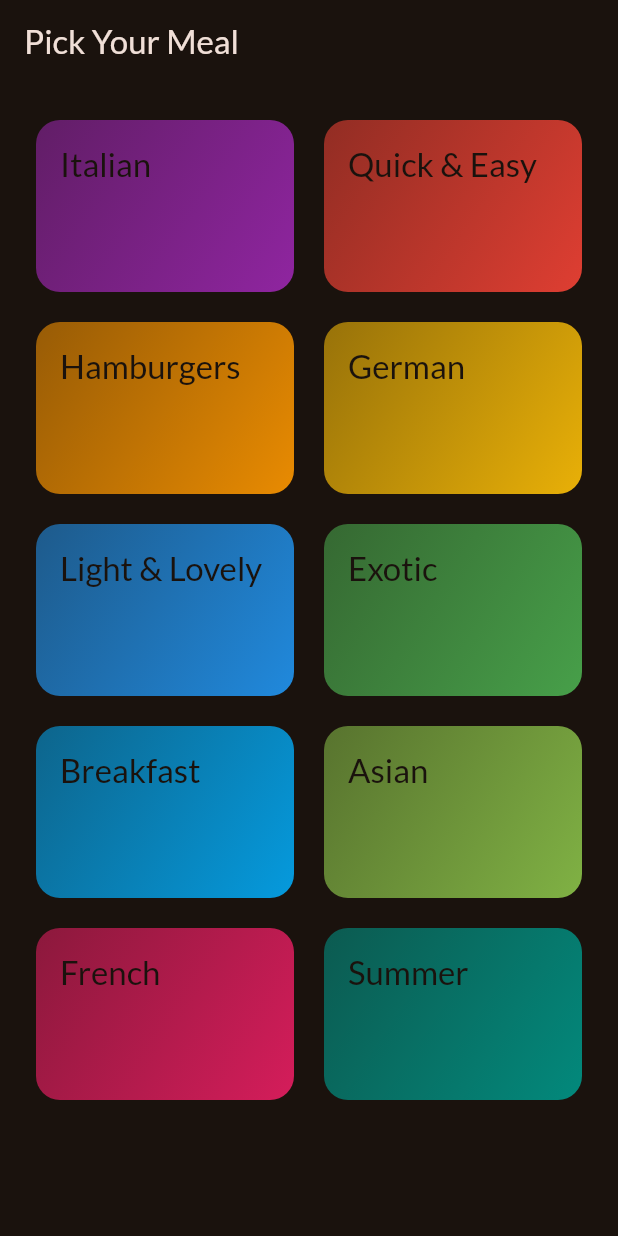
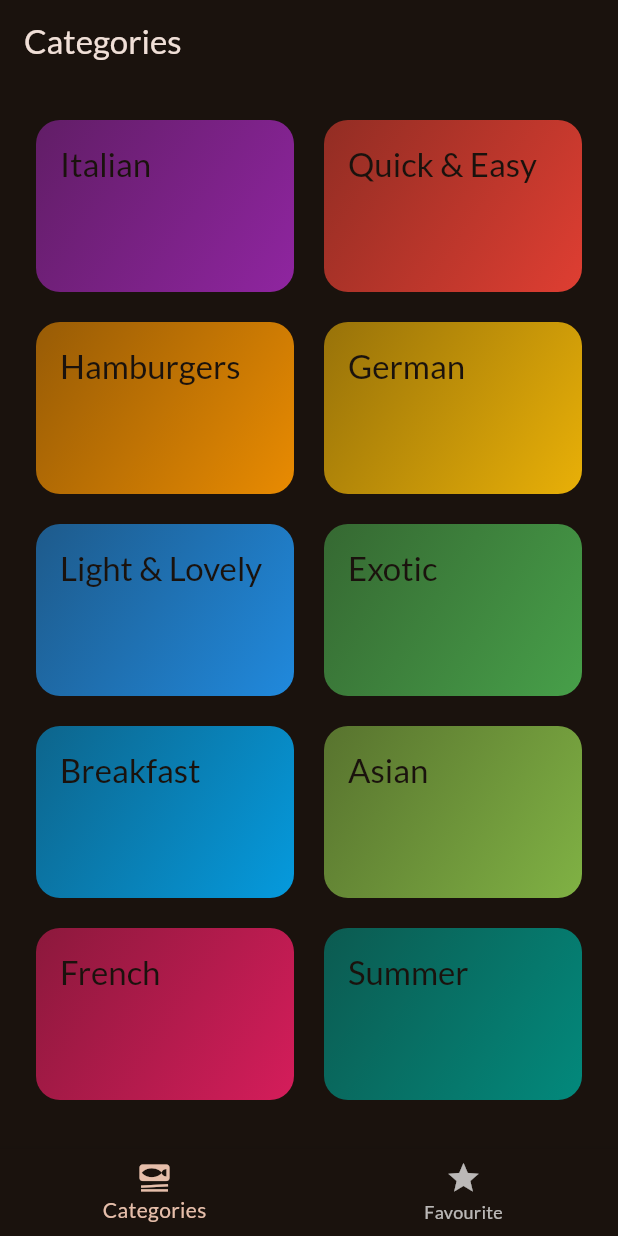
Before and after one commit to imtayyabzaman/Meal-App, a Flutter app: the screen it shows after launch, on a phone screen of 412 x 824 dp. Run offline on Flutter 3.47's test engine with Material 2 defaults, Android fonts, the phone set to English and light mode, and no system bars; our stand-ins replace google_fonts, transparent_image.

Commit message:
add bottom tab for navigation and for marking favourite meals

```diff
--- a/lib/main.dart
+++ b/lib/main.dart
@@ -2,9 +2,7 @@ import 'package:flutter/material.dart';
 
 import 'package:google_fonts/google_fonts.dart';
 
-import 'package:meals/screens/categories.dart';
-
-
+import 'package:meals/screens/tabs.dart';
 
 final theme = ThemeData(
   useMaterial3: true,
@@ -26,7 +24,7 @@ class App extends StatelessWidget {
   Widget build(BuildContext context) {
     return MaterialApp(
       theme: theme,
-      home: const CategoriesScreen(),
+      home: const TabsScreen(),
     );
   }
 }
--- a/lib/screens/categories.dart
+++ b/lib/screens/categories.dart
@@ -29,11 +29,7 @@ class CategoriesScreen extends StatelessWidget {
 
   @override
   Widget build(BuildContext context) {
-    return Scaffold(
-      appBar: AppBar(
-        title: const Text('Pick Your Meal'),
-      ),
-      body: GridView(
+    return GridView(
       padding: const EdgeInsets.all(24),
       gridDelegate: const SliverGridDelegateWithFixedCrossAxisCount(
         crossAxisCount: 2,
@@ -53,7 +49,6 @@ class CategoriesScreen extends StatelessWidget {
             },
           ),
       ],
-      ),
     );
   }
 }
--- /dev/null
+++ b/lib/screens/tabs.dart
@@ -0,0 +1,55 @@
+import 'package:flutter/material.dart';
+import 'package:meals/screens/categories.dart';
+import 'package:meals/screens/meals.dart';
+
+class TabsScreen extends StatefulWidget {
+  const TabsScreen({super.key});
+
+  @override
+  State<TabsScreen> createState() => _TabsScreenState();
+}
+
+class _TabsScreenState extends State<TabsScreen> {
+  int _selectedPageIndex = 0;
+  void _selectPage(int index) {
+    setState(() {
+      _selectedPageIndex = index;
+    });
+  }
+
+  @override
+  Widget build(BuildContext context) {
+    Widget activePage = const CategoriesScreen();
+    var activePageTitle = 'Categories';
+    if (_selectedPageIndex == 1) {
+      activePage = const MealsScreen(
+        meals: [],
+      );
+      activePageTitle = 'Your Favourite Meal';
+    }
+    return Scaffold(
+      appBar: AppBar(
+        title: Text(activePageTitle),
+      ),
+      body: activePage,
+      bottomNavigationBar: BottomNavigationBar(
+        onTap: _selectPage,
+        currentIndex: _selectedPageIndex,
+        items: const [
+          BottomNavigationBarItem(
+            icon: Icon(
+              Icons.set_meal,
+            ),
+            label: 'Categories',
+          ),
+          BottomNavigationBarItem(
+            icon: Icon(
+              Icons.star,
+            ),
+            label: 'Favourite',
+          ),
+        ],
+      ),
+    );
+  }
+}
```
Also changed, not shown: lib/screens/meal_details.dart (+10 -1 lines), lib/screens/meals.dart (+6 -3 lines). Lines whose indentation alone changed are shown as unchanged.
